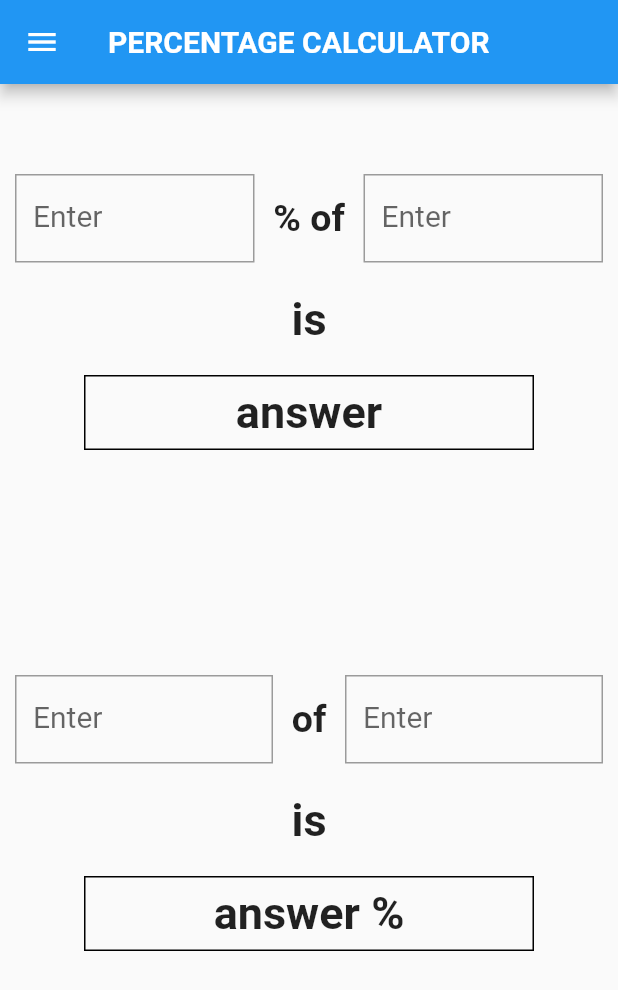
After one commit to Shyam-Sundar-Bharathi/FlutterProjects, a Flutter app: the screen it shows after launch, in the side drawer, after a tap on "PERCENTAGE", on a phone screen of 412 x 824 dp. The commit adds this screen. Shown: the top 990 px of the screen. Run offline on Flutter 3.47's test engine with Material 2 defaults, Android fonts, the phone set to English and light mode, and no system bars; our stand-ins replace flutter_spinkit, math_expressions.

Commit message:
percent done and dusted

```diff
--- /dev/null
+++ b/dream_calc/lib/calcs/percentCalc.dart
@@ -0,0 +1,11 @@
+String percentOne(String userInputOne, String userInputTwo, int precision){
+  if(userInputOne == '' || userInputTwo == '')
+    return 'answer';
+  return (double.parse(userInputOne) * double.parse(userInputTwo) / 100).toStringAsFixed(precision);
+}
+
+String percentTwo(String userInputThree, String userInputFour, int precision){
+  if(userInputThree == '' || userInputFour == '')
+    return 'answer';
+  return (double.parse(userInputThree) / double.parse(userInputFour) * 100).toStringAsFixed(precision);
+}
--- a/dream_calc/lib/main.dart
+++ b/dream_calc/lib/main.dart
@@ -6,6 +6,7 @@ import 'package:dream_calc/screens/centTendScreen.dart';
 import 'package:dream_calc/screens/areaScreen.dart';
 import 'package:dream_calc/screens/volumeScreen.dart';
 import 'package:dream_calc/screens/settings.dart';
+import 'package:dream_calc/screens/percentScreen.dart';
 
 void main() {
   runApp(MaterialApp(
@@ -18,6 +19,7 @@ void main() {
       '/volume' : (context) => volumeCalc(),
       '/settings' : (context) => settings(),
       '/unitConversion' : (context) => unitconversion(),
+      '/percentage' : (context) => percentCalc()
     },
   ));
 }
--- a/dream_calc/lib/screens/genScreen.dart
+++ b/dream_calc/lib/screens/genScreen.dart
@@ -6,7 +6,6 @@ import 'package:dream_calc/services/buttons.dart';
 import 'package:flutter/rendering.dart';
 import 'package:flutter/services.dart';
 import 'package:math_expressions/math_expressions.dart';
-
 class genCalc extends StatefulWidget {
   @override
   _genCalcState createState() => _genCalcState();
--- /dev/null
+++ b/dream_calc/lib/screens/percentScreen.dart
@@ -0,0 +1,241 @@
+import 'dart:core';
+
+import 'package:dream_calc/calcs/percentCalc.dart';
+import 'package:dream_calc/services/drawer.dart';
+import 'package:flutter/material.dart';
+import 'package:flutter/services.dart';
+import 'package:dream_calc/calcs/percentCalc.dart';
+class percentCalc extends StatefulWidget {
+  @override
+  _percentCalcState createState() => _percentCalcState();
+}
+
+class _percentCalcState extends State<percentCalc> {
+
+  Map data = {
+    'precision' : 8,
+  };
+  TextEditingController userInputOne = new TextEditingController();
+  TextEditingController userInputTwo = new TextEditingController();
+  TextEditingController userInputThree = new TextEditingController();
+  TextEditingController userInputFour = new TextEditingController();
+  String answer1 = 'answer';
+  String answer2 = 'answer';
+
+  @override
+  Widget build(BuildContext context) {
+
+    data = data.isEmpty ? data : ModalRoute.of(context).settings.arguments;
+    precision = data['precision'];
+
+    return GestureDetector(
+        onTap: () {
+      FocusScope.of(context).requestFocus(FocusNode());
+    },
+    child: Scaffold(
+        appBar: AppBar(
+          title: Text(
+            'PERCENTAGE CALCULATOR',
+            style: TextStyle(
+              fontSize: 20.0,
+              fontWeight: FontWeight.bold,
+              color: Colors.white,
+            ),
+          ),
+        ),
+      drawer: myDrawer(),
+      body: SingleChildScrollView(
+        padding: EdgeInsets.all(10.0),
+        child: Column(
+          mainAxisAlignment: MainAxisAlignment.spaceBetween,
+          crossAxisAlignment: CrossAxisAlignment.center,
+          children: [
+            Column(
+              children: [
+                SizedBox(height: 50,),
+                Row(
+                  children: [
+                    Expanded(
+                      child: TextField(
+                        onChanged: (text){
+                          setState(() {
+                            answer1 = percentOne(userInputOne.text,userInputTwo.text, precision);
+                          });
+                        },
+                        controller: userInputOne,
+                        keyboardType: TextInputType.number,
+                        enableInteractiveSelection: true,
+                        inputFormatters: [
+                          FilteringTextInputFormatter(RegExp('[0-9,. ]'), allow: true),
+                        ],
+                        decoration: InputDecoration(
+                          border:OutlineInputBorder(
+                            borderSide: const BorderSide(color: Colors.black, width: 2.0),
+                            borderRadius: BorderRadius.zero,
+                          ),
+                          labelText: "Enter",
+                          labelStyle: TextStyle(
+                            fontSize: 20.0,
+                          ),
+                        ),
+                      ),
+                    ),
+                    Text(
+                      "  % of  ",
+                      style: TextStyle(
+                        fontSize: 25,
+                        fontWeight: FontWeight.bold,
+                      ),
+                    ),
+                    Expanded(
+                      child: TextField(
+                        onChanged: (text){
+                          setState(() {
+                            answer1 = percentOne(userInputOne.text,userInputTwo.text,precision);
+                          });
+                        },
+                        controller: userInputTwo,
+                        keyboardType: TextInputType.number,
+                        enableInteractiveSelection: true,
+                        inputFormatters: [
+                          FilteringTextInputFormatter(RegExp('[0-9,. ]'), allow: true),
+                        ],
+                        decoration: InputDecoration(
+                          border:OutlineInputBorder(
+                            borderSide: const BorderSide(color: Colors.black, width: 2.0),
+                            borderRadius: BorderRadius.zero,
+                          ),
+                          labelText: "Enter",
+                          labelStyle: TextStyle(
+                            fontSize: 20.0,
+                          ),
+                        ),
+                      ),
+                    )
+                  ],
+                ),
+                SizedBox(height: 20,),
+                Text(
+                  'is',
+                  style: TextStyle(
+                      fontSize: 30,
+                      fontWeight: FontWeight.bold
+                  ),
+                ),
+                SizedBox(height: 20,),
+                Container(
+                  width: 300,
+                  height: 50,
+                  decoration: BoxDecoration(
+                    border: Border.all(),
+                  ),
+                  child: Center(
+                    child: Text(
+                      answer1,
+                      style: TextStyle(
+                        fontSize: 30,
+                        fontWeight: FontWeight.bold,
+                      ),
+                    ),
+                  ),
+                )
+              ],
+            ),
+            SizedBox(height: 150,),
+            Column(
+              children: [
+                Row(
+                  children: [
+                    Expanded(
+                      child: TextField(
+                        onChanged: (text){
+                          setState(() {
+                            answer2 = percentTwo(userInputThree.text,userInputFour.text,precision);
+                          });
+                        },
+                        controller: userInputThree,
+                        keyboardType: TextInputType.number,
+                        enableInteractiveSelection: true,
+                        inputFormatters: [
+                          FilteringTextInputFormatter(RegExp('[0-9,. ]'), allow: true),
+                        ],
+                        decoration: InputDecoration(
+                          border:OutlineInputBorder(
+                            borderSide: const BorderSide(color: Colors.black, width: 2.0),
+                            borderRadius: BorderRadius.zero,
+                          ),
+                          labelText: "Enter",
+                          labelStyle: TextStyle(
+                            fontSize: 20.0,
+                          ),
+                        ),
+                      ),
+                    ),
+                    Text(
+                      "  of  ",
+                      style: TextStyle(
+                        fontSize: 25,
+                        fontWeight: FontWeight.bold,
+                      ),
+                    ),
+                    Expanded(
+                      child: TextField(
+                        onChanged: (text){
+                          setState(() {
+                            answer2 = percentTwo(userInputThree.text,userInputFour.text,precision);
+                          });
+                        },
+                        controller: userInputFour,
+                        keyboardType: TextInputType.number,
+                        enableInteractiveSelection: true,
+                        inputFormatters: [
+                          FilteringTextInputFormatter(RegExp('[0-9,. ]'), allow: true),
+                        ],
+                        decoration: InputDecoration(
+                          border:OutlineInputBorder(
+                            borderSide: const BorderSide(color: Colors.black, width: 2.0),
+                            borderRadius: BorderRadius.zero,
+                          ),
+                          labelText: "Enter",
+                          labelStyle: TextStyle(
+                            fontSize: 20.0,
+                          ),
+                        ),
+                      ),
+                    )
+                  ],
+                ),
+                SizedBox(height: 20,),
+                Text(
+                  "  is  ",
+                  style: TextStyle(
+                    fontSize: 30,
+                    fontWeight: FontWeight.bold,
+                  ),
+                ),
+                SizedBox(height: 20,),
+                Container(
+                  width: 300,
+                  height: 50,
+                  decoration: BoxDecoration(
+                    border: Border.all(),
+                  ),
+                  child: Center(
+                    child: Text(
+                      answer2 + " %",
+                      style: TextStyle(
+                        fontSize: 30,
+                        fontWeight: FontWeight.bold,
+                      ),
+                    ),
+                  ),
+                )
+              ],
+            )
+          ],
+        ),
+      ),
+    ),
+    );
+}
+}
--- a/dream_calc/lib/services/drawer.dart
+++ b/dream_calc/lib/services/drawer.dart
@@ -146,6 +146,26 @@ class _myDrawerState extends State<myDrawer> {
           ),
           SizedBox(height: 10),
           ListTile(
+            onTap: (){
+              Navigator.pushReplacementNamed(context, '/percentage',arguments: {
+                'precision' : precision,
+              });
+            },
+            title: Text(
+              'PERCENTAGE',
+              style: TextStyle(
+                fontSize: 20,
+                color: Colors.white,
+              ),
+            ),
+            tileColor: Colors.blue[800],
+            leading: Icon(
+              Icons.calculate_rounded,
+              color: Colors.white,
+            ),
+          ),
+          SizedBox(height: 10),
+          ListTile(
             onTap: () async {
               result = await Navigator.pushNamed(context, '/settings');
               setState(() {
```
